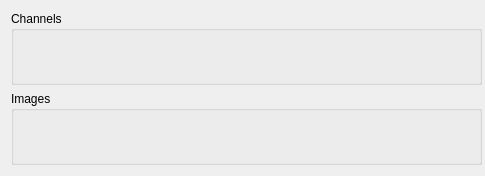
Above: code/display/QtViewer/AnimatorHolder.ui from radio-astro/casa before the change. Below: the same form after it.
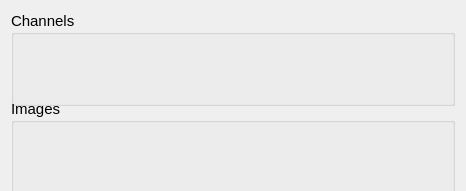
That is the form after the change.

Commit message:
New Development: no             JIRA Issue: no       Ready to Release: yes      Interface Changes: none What Interface Changed: none          Test Programs: none   Put in Release Notes: no
           Description: cleaning up the viewer dock because it was too tall to fit on my laptop screen (MB Air 11")

Patch:
```diff
--- a/code/display/QtViewer/AnimatorHolder.ui
+++ b/code/display/QtViewer/AnimatorHolder.ui
@@ -6,8 +6,8 @@
    <rect>
     <x>0</x>
     <y>0</y>
-    <width>485</width>
-    <height>176</height>
+    <width>466</width>
+    <height>191</height>
    </rect>
   </property>
   <property name="sizePolicy">
@@ -29,17 +29,25 @@
    <item>
     <widget class="QGroupBox" name="channelGroupBox">
      <property name="sizePolicy">
-      <sizepolicy hsizetype="MinimumExpanding" vsizetype="MinimumExpanding">
+      <sizepolicy hsizetype="Minimum" vsizetype="MinimumExpanding">
        <horstretch>0</horstretch>
        <verstretch>0</verstretch>
       </sizepolicy>
      </property>
      <property name="minimumSize">
       <size>
-       <width>471</width>
-       <height>0</height>
+       <width>0</width>
+       <height>95</height>
       </size>
      </property>
+     <property name="font">
+      <font>
+       <family>Arial</family>
+       <pointsize>11</pointsize>
+       <weight>50</weight>
+       <bold>false</bold>
+      </font>
+     </property>
      <property name="title">
       <string>Channels</string>
      </property>
@@ -48,17 +56,23 @@
    <item>
     <widget class="QGroupBox" name="imageGroupBox">
      <property name="sizePolicy">
-      <sizepolicy hsizetype="MinimumExpanding" vsizetype="MinimumExpanding">
+      <sizepolicy hsizetype="Minimum" vsizetype="MinimumExpanding">
        <horstretch>0</horstretch>
        <verstretch>0</verstretch>
       </sizepolicy>
      </property>
      <property name="minimumSize">
       <size>
-       <width>471</width>
-       <height>0</height>
+       <width>0</width>
+       <height>95</height>
       </size>
      </property>
+     <property name="font">
+      <font>
+       <family>Arial</family>
+       <pointsize>11</pointsize>
+      </font>
+     </property>
      <property name="title">
       <string>Images</string>
      </property>
```
The commit also changes 7 other files.
